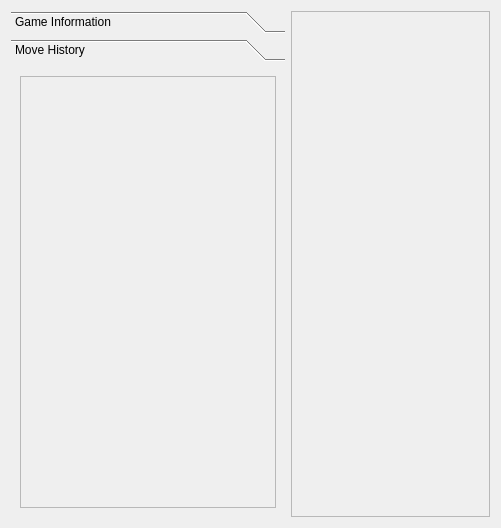
Above: src/gui/gamescreen.ui from KDE/kigo before the change. Below: the same form after it.
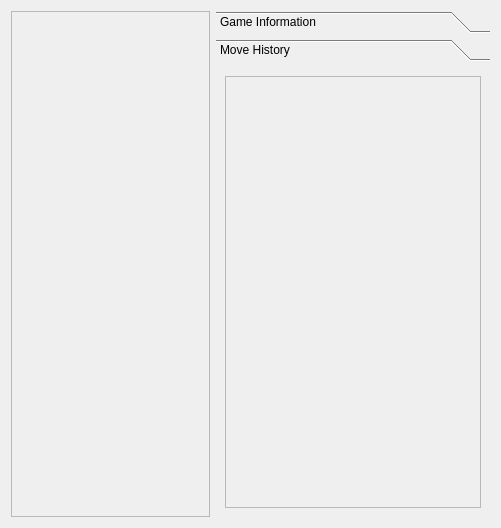
That is the form after the change. The open tabs and pages were chosen to show the change. Custom widgets are drawn as their Qt base class.

Commit message: GameScene now responsible for rendering board grid and labels, moved out of themes. GameView now visualizes non-interactive game scenes. Refactored class Gtp to GoEngine (purpose more clear)

```diff
--- a/src/gui/gamescreen.ui
+++ b/src/gui/gamescreen.ui
@@ -13,6 +13,16 @@
    <string>Form</string>
   </property>
   <layout class="QHBoxLayout" name="horizontalLayout" >
+   <item>
+    <widget class="QFrame" name="gameFrame" >
+     <property name="frameShape" >
+      <enum>QFrame::StyledPanel</enum>
+     </property>
+     <property name="frameShadow" >
+      <enum>QFrame::Raised</enum>
+     </property>
+    </widget>
+   </item>
    <item>
     <widget class="QToolBox" name="toolBox" >
      <property name="sizePolicy" >
@@ -94,8 +104,8 @@
        <rect>
         <x>0</x>
         <y>0</y>
-        <width>264</width>
-        <height>448</height>
+        <width>81</width>
+        <height>68</height>
        </rect>
       </property>
       <attribute name="label" >
@@ -113,16 +123,6 @@
      </widget>
     </widget>
    </item>
-   <item>
-    <widget class="QFrame" name="gameFrame" >
-     <property name="frameShape" >
-      <enum>QFrame::StyledPanel</enum>
-     </property>
-     <property name="frameShadow" >
-      <enum>QFrame::Raised</enum>
-     </property>
-    </widget>
-   </item>
   </layout>
  </widget>
  <customwidgets>
```
The commit also changes 18 other files.
